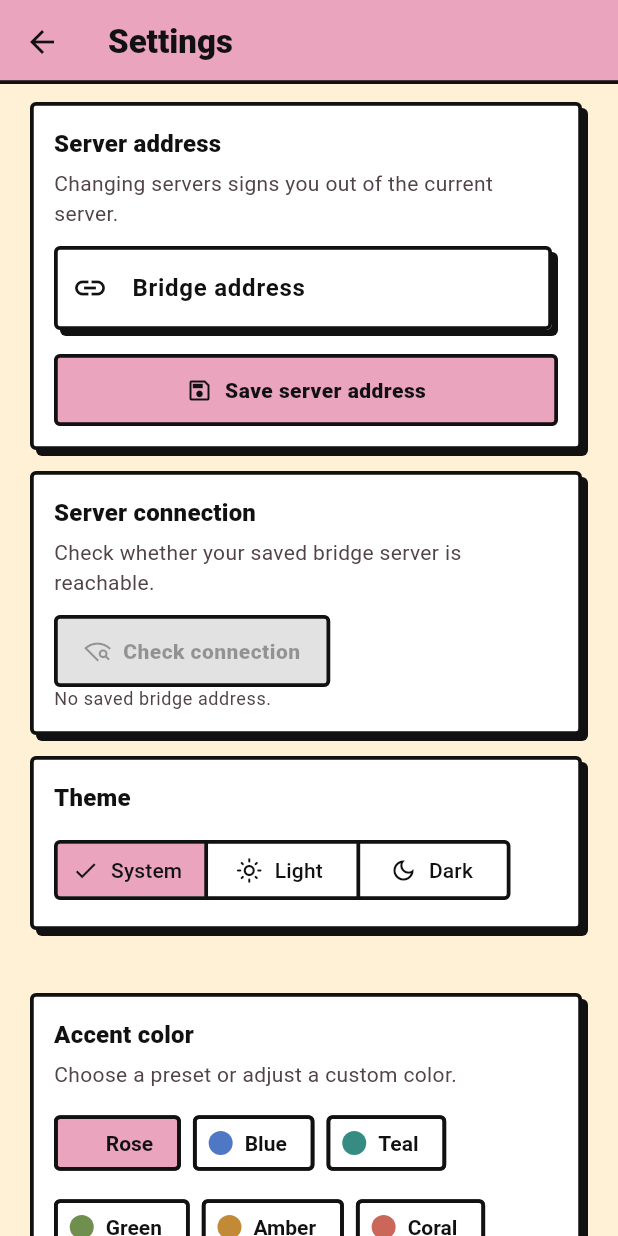
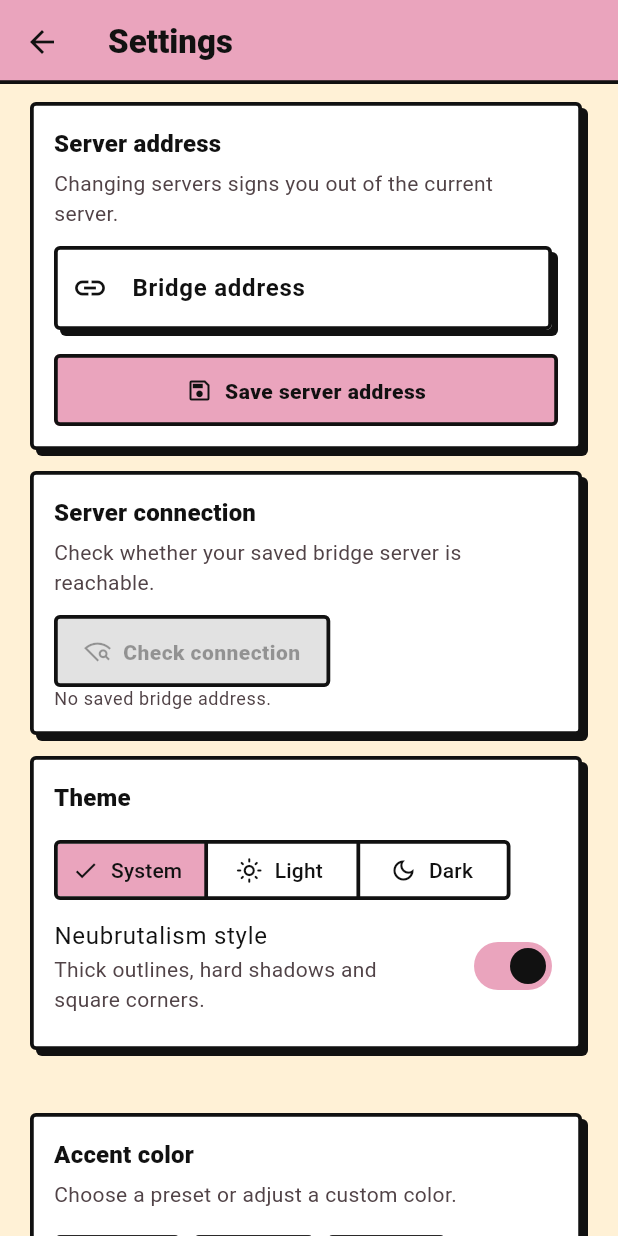
Before and after one commit to ValJoly/AutoDownload-torrents, a Flutter app: the FreeBooksScreen screen opened by its route, after a tap on the "settings" icon, on a phone screen of 412 x 824 dp. Run offline on Flutter 3.47's test engine with Material 3 defaults, Android fonts, the phone set to English and light mode, and no system bars; our stand-ins replace equatable, flutter_bloc, flutter_secure_storage, go_router, shared_preferences; accounts and stored records are empty.

Commit message:
Add neubrutalism theme toggle
This commit introduces a new neubrutalism appearance option alongside the classic Material theme. AppPreferences now persists the style, the app switches between brutal and classic theme builders, and UI widgets adapt their border radius, outlines, and shadows accordingly. The appearance settings screen includes a toggle, and tests cover the saved preference and screen behavior.

```diff
--- a/AutoTorrent/lib/core/app_preferences.dart
+++ b/AutoTorrent/lib/core/app_preferences.dart
@@ -8,13 +8,16 @@ final appPreferences = AppPreferences();
 class AppPreferences extends ChangeNotifier {
   static const _themeModeKey = 'theme_mode';
   static const _accentColorKey = 'accent_color';
+  static const _neubrutalismKey = 'neubrutalism';
 
   ThemeMode _themeMode = ThemeMode.system;
   Color _accentColor = defaultAccentColor;
+  bool _neubrutalism = true;
   Future<void>? _initialization;
 
   ThemeMode get themeMode => _themeMode;
   Color get accentColor => _accentColor;
+  bool get neubrutalism => _neubrutalism;
 
   Future<void> initialize() => _initialization ??= _load();
 
@@ -28,6 +31,15 @@ class AppPreferences extends ChangeNotifier {
     _accentColor = Color(
       preferences.getInt(_accentColorKey) ?? defaultAccentColor.toARGB32(),
     );
+    _neubrutalism = preferences.getBool(_neubrutalismKey) ?? true;
+    notifyListeners();
+  }
+
+  Future<void> setNeubrutalism(bool value) async {
+    if (value == _neubrutalism) return;
+    final preferences = await SharedPreferences.getInstance();
+    await preferences.setBool(_neubrutalismKey, value);
+    _neubrutalism = value;
     notifyListeners();
   }
 
--- a/AutoTorrent/lib/presentation/screens/appearance_settings_screen.dart
+++ b/AutoTorrent/lib/presentation/screens/appearance_settings_screen.dart
@@ -263,6 +263,16 @@ class _AppearanceSettingsScreenState extends State<AppearanceSettingsScreen> {
                         onSelectionChanged: (selection) =>
                             _saveTheme(context, preferences, selection.first),
                       ),
+                      SwitchListTile(
+                        key: const Key('neubrutalism-toggle'),
+                        contentPadding: EdgeInsets.zero,
+                        title: const Text('Neubrutalism style'),
+                        subtitle: const Text(
+                          'Thick outlines, hard shadows and square corners.',
+                        ),
+                        value: preferences.neubrutalism,
+                        onChanged: preferences.setNeubrutalism,
+                      ),
                     ],
                   ),
                 ),
@@ -346,11 +356,10 @@ class _AppearanceSettingsScreenState extends State<AppearanceSettingsScreen> {
                             ),
                             decoration: BoxDecoration(
                               color: theme.colorScheme.primary,
-                              borderRadius: BorderRadius.circular(brutalRadius),
-                              border: Border.all(
-                                color: brutalInk(context),
-                                width: brutalBorderWidth,
+                              borderRadius: BorderRadius.circular(
+                                cornerRadius(context, 20),
                               ),
+                              border: brutalOutline(context),
                             ),
                             child: Text(
                               'Aa',
--- a/AutoTorrent/lib/presentation/widgets/book_cover.dart
+++ b/AutoTorrent/lib/presentation/widgets/book_cover.dart
@@ -19,11 +19,11 @@ class BookCover extends StatelessWidget {
     return DecoratedBox(
       position: DecorationPosition.foreground,
       decoration: BoxDecoration(
-        borderRadius: BorderRadius.circular(brutalRadius),
-        border: Border.all(color: brutalInk(context), width: 2),
+        borderRadius: BorderRadius.circular(cornerRadius(context, 6)),
+        border: brutalOutline(context, width: 2),
       ),
       child: ClipRRect(
-        borderRadius: BorderRadius.circular(brutalRadius),
+        borderRadius: BorderRadius.circular(cornerRadius(context, 6)),
         child: cover == null
             ? placeholder
             : Image.network(
--- a/AutoTorrent/lib/presentation/widgets/brutal.dart
+++ b/AutoTorrent/lib/presentation/widgets/brutal.dart
@@ -10,7 +10,35 @@ Color brutalInk(BuildContext context) =>
     ? const Color(0xFFF5F0E6)
     : const Color(0xFF111111);
 
+/// Marks a theme as the neubrutalism style. Widgets in this file fall back to
+/// the classic rounded look when it is absent.
+class BrutalStyle extends ThemeExtension<BrutalStyle> {
+  const BrutalStyle();
+
+  @override
+  BrutalStyle copyWith() => const BrutalStyle();
+
+  @override
+  BrutalStyle lerp(BrutalStyle? other, double t) => this;
+}
+
+bool isBrutal(BuildContext context) =>
+    Theme.of(context).extension<BrutalStyle>() != null;
+
+/// [brutalRadius] in neubrutalism, otherwise the [classic] radius.
+double cornerRadius(BuildContext context, double classic) =>
+    isBrutal(context) ? brutalRadius : classic;
+
+/// Thick ink outline in neubrutalism, none otherwise.
+Border? brutalOutline(
+  BuildContext context, {
+  double width = brutalBorderWidth,
+}) => isBrutal(context)
+    ? Border.all(color: brutalInk(context), width: width)
+    : null;
+
 /// A flat box with a thick outline and a hard, un-blurred offset shadow.
+/// Without the neubrutalism style it is a plain rounded card.
 class BrutalBox extends StatelessWidget {
   const BrutalBox({
     required this.child,
@@ -27,20 +55,24 @@ class BrutalBox extends StatelessWidget {
 
   @override
   Widget build(BuildContext context) {
+    final brutal = isBrutal(context);
     final ink = brutalInk(context);
     final theme = Theme.of(context);
-    final base = theme.cardTheme.color ?? theme.colorScheme.surface;
+    final base = theme.cardTheme.color ?? theme.colorScheme.surfaceContainerLow;
 
     return Padding(
       padding: margin,
       child: DecoratedBox(
         decoration: BoxDecoration(
           color: color == null ? base : Color.alphaBlend(color!, base),
-          borderRadius: BorderRadius.circular(brutalRadius),
-          border: Border.all(color: ink, width: brutalBorderWidth),
-          boxShadow: [BoxShadow(color: ink, offset: shadowOffset)],
+          borderRadius: BorderRadius.circular(cornerRadius(context, 18)),
+          border: brutalOutline(context),
+          boxShadow: brutal
+              ? [BoxShadow(color: ink, offset: shadowOffset)]
+              : null,
         ),
-        child: child,
+        // Transparent Material so ListTiles/InkWells inside can still paint.
+        child: Material(type: MaterialType.transparency, child: child),
       ),
     );
   }
@@ -56,9 +88,13 @@ class BrutalField extends StatelessWidget {
   final Widget child;
 
   @override
-  Widget build(BuildContext context) => Stack(
+  Widget build(BuildContext context) {
+    final brutal = isBrutal(context);
+    // Same tree in both styles so the field keeps its state when switching.
+    return Stack(
       clipBehavior: Clip.none,
       children: [
+        if (brutal)
           Positioned(
             left: brutalShadowOffset.dx,
             top: brutalShadowOffset.dy,
@@ -72,26 +108,32 @@ class BrutalField extends StatelessWidget {
             ),
           ),
         Padding(
-        padding: const EdgeInsets.only(right: 4, bottom: 4),
+          padding: EdgeInsets.only(
+            right: brutal ? 4 : 0,
+            bottom: brutal ? 4 : 0,
+          ),
           child: child,
         ),
       ],
     );
   }
+}
 
 class BrutalCard extends StatelessWidget {
-  const BrutalCard({
-    required this.child,
-    this.color,
-    this.margin = const EdgeInsets.only(bottom: 14, right: 4),
-    super.key,
-  });
+  const BrutalCard({required this.child, this.color, this.margin, super.key});
 
   final Widget child;
   final Color? color;
-  final EdgeInsetsGeometry margin;
+  final EdgeInsetsGeometry? margin;
 
   @override
-  Widget build(BuildContext context) =>
-      BrutalBox(color: color, margin: margin, child: child);
+  Widget build(BuildContext context) => BrutalBox(
+    color: color,
+    margin:
+        margin ??
+        (isBrutal(context)
+            ? const EdgeInsets.only(bottom: 14, right: 4)
+            : const EdgeInsets.only(bottom: 12)),
+    child: child,
+  );
 }
--- a/AutoTorrent/lib/presentation/widgets/source_app_bar.dart
+++ b/AutoTorrent/lib/presentation/widgets/source_app_bar.dart
@@ -29,30 +29,37 @@ class SourceAppBar extends StatelessWidget implements PreferredSizeWidget {
   @override
   Widget build(BuildContext context) {
     final theme = Theme.of(context);
+    final brutal = isBrutal(context);
 
     return AppBar(
       titleSpacing: 20,
       title: Row(
         children: [
           Container(
-            padding: const EdgeInsets.all(6),
+            padding: EdgeInsets.all(brutal ? 6 : 8),
             decoration: BoxDecoration(
-              color: theme.scaffoldBackgroundColor,
-              borderRadius: BorderRadius.circular(brutalRadius),
-              border: Border.all(
-                color: brutalInk(context),
-                width: brutalBorderWidth,
-              ),
+              color: brutal
+                  ? theme.scaffoldBackgroundColor
+                  : theme.colorScheme.primary,
+              borderRadius: BorderRadius.circular(cornerRadius(context, 11)),
+              border: brutalOutline(context),
             ),
-            child: Icon(Icons.bolt, color: brutalInk(context), size: 20),
+            child: Icon(
+              Icons.bolt,
+              color: brutal ? brutalInk(context) : theme.colorScheme.onPrimary,
+              size: 20,
+            ),
           ),
           const SizedBox(width: 11),
-          const Expanded(
+          Expanded(
             child: Text(
               'SkyForge',
               maxLines: 1,
               overflow: TextOverflow.ellipsis,
-              style: TextStyle(fontWeight: FontWeight.w900, letterSpacing: 1),
+              style: TextStyle(
+                fontWeight: brutal ? FontWeight.w900 : FontWeight.w800,
+                letterSpacing: brutal ? 1 : null,
+              ),
             ),
           ),
         ],
--- a/AutoTorrent/lib/presentation/widgets/source_navigation_shell.dart
+++ b/AutoTorrent/lib/presentation/widgets/source_navigation_shell.dart
@@ -48,11 +48,13 @@ class SourceNavigationShell extends StatelessWidget {
       bottomNavigationBar: SafeArea(
         top: false,
         child: BrutalBox(
-          margin: const EdgeInsets.fromLTRB(14, 6, 18, 12),
+          margin: isBrutal(context)
+              ? const EdgeInsets.fromLTRB(14, 6, 18, 12)
+              : const EdgeInsets.fromLTRB(16, 6, 16, 10),
           child: Padding(
-            padding: const EdgeInsets.all(6),
+            padding: EdgeInsets.all(isBrutal(context) ? 6 : 5),
             child: Row(
-              spacing: 6,
+              spacing: isBrutal(context) ? 6 : 0,
               children: [
                 for (final destination in destinations)
                   Expanded(
@@ -91,8 +93,13 @@ class _NavigationDestinationButton extends StatelessWidget {
 
   @override
   Widget build(BuildContext context) {
+    final brutal = isBrutal(context);
     final colors = Theme.of(context).colorScheme;
     final ink = brutalInk(context);
+    final fill = brutal ? colors.primary : colors.primaryContainer;
+    final onFill = brutal ? colors.onPrimary : colors.onPrimaryContainer;
+    final idle = brutal ? ink : colors.onSurfaceVariant;
+    final radius = cornerRadius(context, 24);
 
     return Semantics(
       button: true,
@@ -102,40 +109,44 @@ class _NavigationDestinationButton extends StatelessWidget {
         message: destination.label,
         child: InkWell(
           onTap: onPressed,
-          splashColor: Colors.transparent,
-          highlightColor: Colors.transparent,
-          hoverColor: Colors.transparent,
-          borderRadius: BorderRadius.circular(brutalRadius),
+          splashColor: brutal ? Colors.transparent : null,
+          highlightColor: brutal ? Colors.transparent : null,
+          hoverColor: brutal ? Colors.transparent : null,
+          borderRadius: BorderRadius.circular(radius),
           child: AnimatedContainer(
             duration: const Duration(milliseconds: 150),
             curve: Curves.easeOut,
-            height: 50,
-            padding: const EdgeInsets.symmetric(horizontal: 6),
+            height: brutal ? 50 : 58,
+            padding: EdgeInsets.symmetric(horizontal: brutal ? 6 : 8),
             decoration: BoxDecoration(
-              color: selected ? colors.primary : Colors.transparent,
-              borderRadius: BorderRadius.circular(brutalRadius - 1),
-              border: Border.all(
-                color: selected ? ink : Colors.transparent,
-                width: 2,
-              ),
+              color: selected ? fill : Colors.transparent,
+              borderRadius: BorderRadius.circular(radius),
+              border: brutal
+                  ? Border.all(
+                      color: selected ? ink : Colors.transparent,
+                      width: 2,
+                    )
+                  : null,
             ),
             child: Column(
               mainAxisAlignment: MainAxisAlignment.center,
               children: [
                 Icon(
                   destination.icon,
-                  color: selected ? colors.onPrimary : ink,
-                  size: 20,
+                  color: selected ? onFill : idle,
+                  size: brutal ? 20 : 21,
                 ),
-                const SizedBox(height: 2),
+                SizedBox(height: brutal ? 2 : 3),
                 Text(
                   destination.label,
                   maxLines: 1,
                   overflow: TextOverflow.ellipsis,
                   style: Theme.of(context).textTheme.labelSmall!.copyWith(
-                    color: selected ? colors.onPrimary : ink,
-                    fontWeight: FontWeight.w800,
-                    height: 1.1,
+                    color: selected ? onFill : idle,
+                    fontWeight: brutal || selected
+                        ? FontWeight.w800
+                        : FontWeight.w500,
+                    height: brutal ? 1.1 : null,
                   ),
                 ),
               ],
```
Also changed, not shown: AutoTorrent/lib/app.dart (+73 -4 lines), AutoTorrent/lib/presentation/screens/auth_screen.dart (+3 -4 lines), 1 other file. Lines whose indentation alone changed are shown as unchanged.
